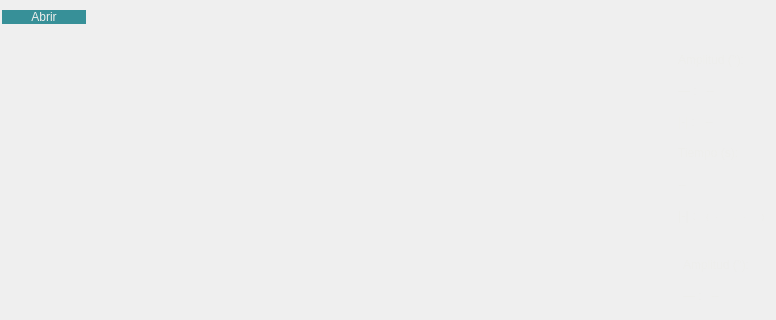
Old version of the form Software/development/Form/graph.ui in the repository Debaq/Fullaxis; both pictures show x 0 to 776 and y 0 to 320 of the 776 by 855 pixel window.
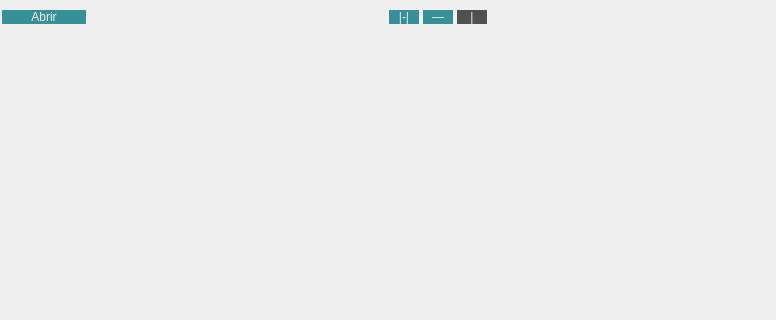
New version of the form.

Patch:
```diff
--- a/Software/development/Form/graph.ui
+++ b/Software/development/Form/graph.ui
@@ -123,6 +123,88 @@
           </property>
          </spacer>
         </item>
+        <item>
+         <widget class="QPushButton" name="btn_range">
+          <property name="minimumSize">
+           <size>
+            <width>30</width>
+            <height>0</height>
+           </size>
+          </property>
+          <property name="styleSheet">
+           <string notr="true">QPushButton:checked{
+                    background-color: rgb(80, 80, 80);
+}
+</string>
+          </property>
+          <property name="text">
+           <string>|-|</string>
+          </property>
+          <property name="checkable">
+           <bool>true</bool>
+          </property>
+         </widget>
+        </item>
+        <item>
+         <widget class="QPushButton" name="btn_amp">
+          <property name="minimumSize">
+           <size>
+            <width>30</width>
+            <height>0</height>
+           </size>
+          </property>
+          <property name="styleSheet">
+           <string notr="true">QPushButton:checked{
+                    background-color: rgb(80, 80, 80);
+}
+</string>
+          </property>
+          <property name="text">
+           <string>—</string>
+          </property>
+          <property name="checkable">
+           <bool>true</bool>
+          </property>
+         </widget>
+        </item>
+        <item>
+         <widget class="QPushButton" name="btn_pos">
+          <property name="minimumSize">
+           <size>
+            <width>30</width>
+            <height>0</height>
+           </size>
+          </property>
+          <property name="styleSheet">
+           <string notr="true">QPushButton:checked{
+                    background-color: rgb(80, 80, 80);
+}
+</string>
+          </property>
+          <property name="text">
+           <string>|</string>
+          </property>
+          <property name="checkable">
+           <bool>true</bool>
+          </property>
+          <property name="checked">
+           <bool>true</bool>
+          </property>
+         </widget>
+        </item>
+        <item>
+         <spacer name="horizontalSpacer_2">
+          <property name="orientation">
+           <enum>Qt::Horizontal</enum>
+          </property>
+          <property name="sizeHint" stdset="0">
+           <size>
+            <width>40</width>
+            <height>20</height>
+           </size>
+          </property>
+         </spacer>
+        </item>
        </layout>
       </widget>
      </item>
```
